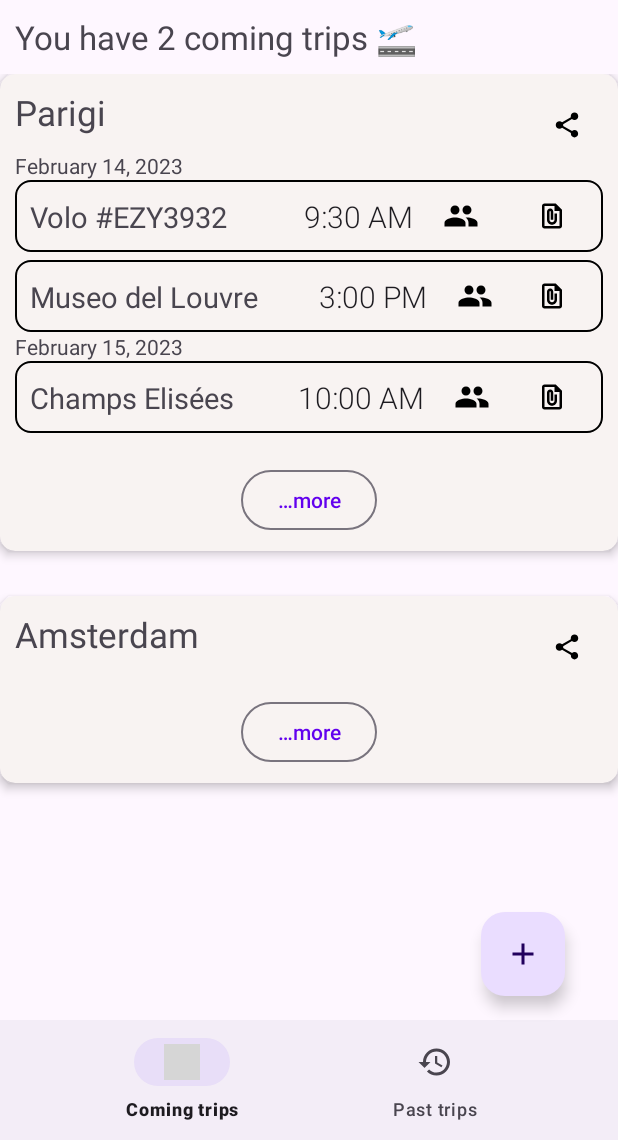
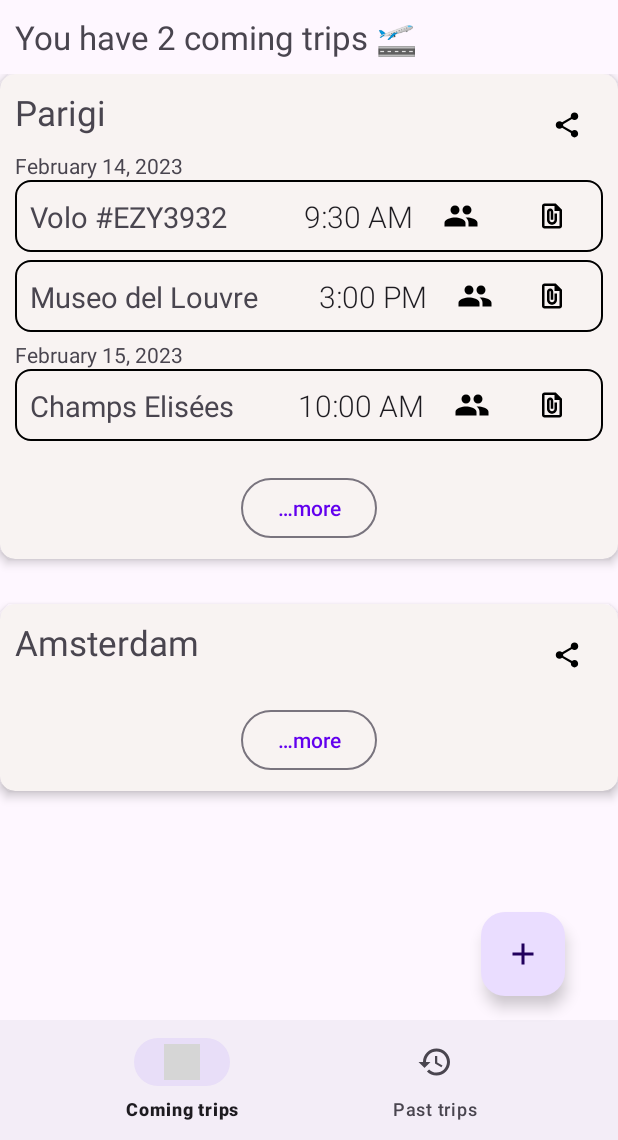
Before and after one commit to AlePucci/one-two-trip, an Android app: the screen it shows after launch (HomeActivity), on a phone screen of 412 x 824 dp, the part 96-1236 px from its top. Run offline under Robolectric (Android 15) with nearby library versions, the phone set to English and light mode, and no system bars; our stand-ins replace Room's generated code, navigation-ui; grey boxes are pictures that could not be loaded.

Commit message:
Remove useless Log.d and layout fix

```diff
--- a/app/src/main/java/it/unimib/sal/one_two_trip/adapter/ActivitiesRecyclerViewAdapter.java
+++ b/app/src/main/java/it/unimib/sal/one_two_trip/adapter/ActivitiesRecyclerViewAdapter.java
@@ -53,11 +53,9 @@ public class ActivitiesRecyclerViewAdapter extends
 
     @Override
     public int getItemViewType(int position) {
-        Log.d("c", "nop");
         if (activityList.get(position) != null && position != 0) {
             Date lastDate = activityList.get((position - 1)).getStart_date();
             Date thisDate = activityList.get(position).getStart_date();
-            Log.d("c", TripsListUtil.compareDate(lastDate, thisDate) + "");
             return TripsListUtil.compareDate(lastDate, thisDate);
         }
 
@@ -67,7 +65,6 @@ public class ActivitiesRecyclerViewAdapter extends
     @NonNull
     @Override
     public RecyclerView.ViewHolder onCreateViewHolder(@NonNull ViewGroup parent, int viewType) {
-        Log.d("b", viewType + "");
         if (viewType == VIEW_WITH_DATE) {
             return new ActivityViewHolderDate(LayoutInflater.from(parent.getContext()).
                     inflate(R.layout.activity_item_home_with_date, parent, false));
--- a/app/src/main/java/it/unimib/sal/one_two_trip/util/TripsListUtil.java
+++ b/app/src/main/java/it/unimib/sal/one_two_trip/util/TripsListUtil.java
@@ -156,8 +156,6 @@ public class TripsListUtil {
         int activitiesCount = 0;
         Date lastDate = null;
         ConstraintLayout lastActivity = null;
-
-        Log.d("a", trip.getActivity().activityList.toString());
 
         if(trip.getActivity().activityList == null){
             throw new IllegalArgumentException("Trip has null activities");
--- a/app/src/main/res/layout/activity_item_home.xml
+++ b/app/src/main/res/layout/activity_item_home.xml
@@ -4,13 +4,14 @@
 <androidx.constraintlayout.widget.ConstraintLayout xmlns:android="http://schemas.android.com/apk/res/android"
     xmlns:app="http://schemas.android.com/apk/res-auto"
     xmlns:tools="http://schemas.android.com/tools"
-    android:id="@+id/activity_external_layout"
+    android:id="@+id/activity_internal_layout"
     android:background="@drawable/trip_container_home"
     android:descendantFocusability="blocksDescendants"
     android:layout_height="wrap_content"
     android:layout_width="match_parent"
     android:paddingEnd="10dp"
-    android:paddingStart="10dp">
+    android:paddingStart="10dp"
+    android:layout_marginBottom="5dp">
 
     <TextView
         android:id="@+id/activity_name"
@@ -28,7 +29,7 @@
     <androidx.constraintlayout.widget.ConstraintLayout
         android:layout_height="wrap_content"
         android:layout_width="wrap_content"
-        android:id="@+id/activity_internal_layout"
+        android:id="@+id/activity_info"
         app:layout_constraintBottom_toBottomOf="parent"
         app:layout_constraintEnd_toStartOf="@+id/attachments"
         app:layout_constraintHeight="wrap_content"
--- a/app/src/main/res/layout/activity_item_home_with_date.xml
+++ b/app/src/main/res/layout/activity_item_home_with_date.xml
@@ -3,10 +3,10 @@
 <androidx.constraintlayout.widget.ConstraintLayout xmlns:android="http://schemas.android.com/apk/res/android"
     xmlns:app="http://schemas.android.com/apk/res-auto"
     xmlns:tools="http://schemas.android.com/tools"
-    android:id="@+id/activity_layout"
+    android:id="@+id/activity_external_layout"
     android:layout_width="match_parent"
     android:layout_height="wrap_content"
-    android:paddingBottom="5dp">
+    android:layout_marginBottom="5dp">
 
     <TextView
         android:id="@+id/activity_date"
@@ -20,6 +20,7 @@
         tools:text="Data" />
 
     <androidx.constraintlayout.widget.ConstraintLayout
+        android:id="@+id/activity_internal_layout"
         android:layout_width="match_parent"
         android:layout_height="wrap_content"
         android:background="@drawable/trip_container_home"
@@ -46,6 +47,7 @@
 
 
         <androidx.constraintlayout.widget.ConstraintLayout
+            android:id="@+id/activity_info"
             android:layout_width="wrap_content"
             android:layout_height="wrap_content"
             app:layout_constraintBottom_toBottomOf="parent"
```
